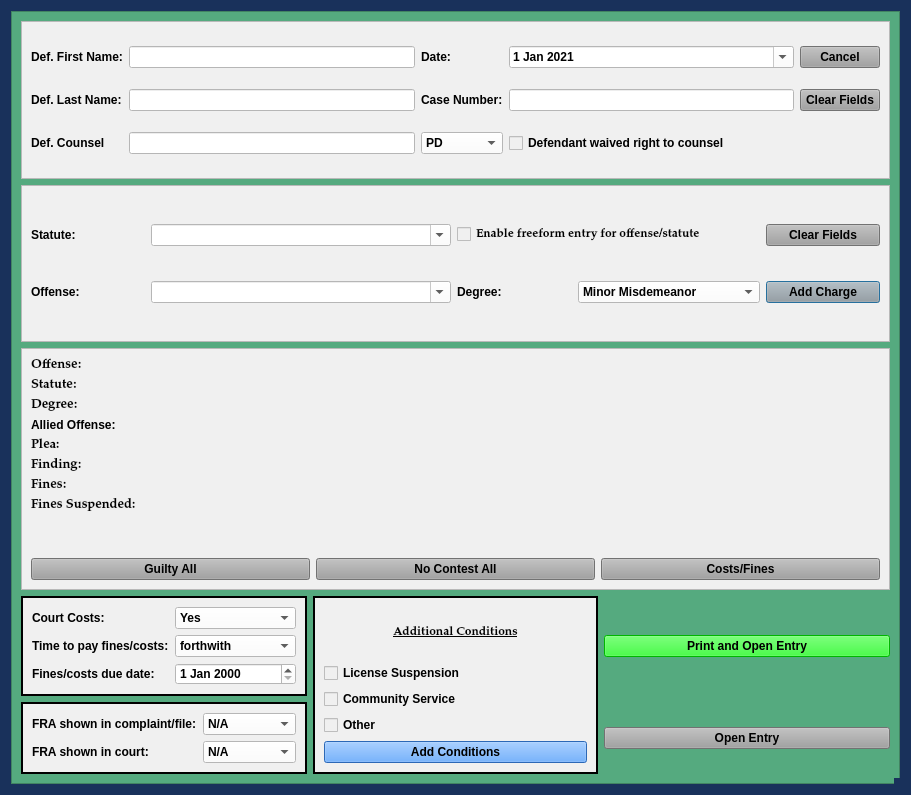
HunterProgram22/MuniEntry, file views/ui/NoJailPleaDialog.ui: the form before one commit.
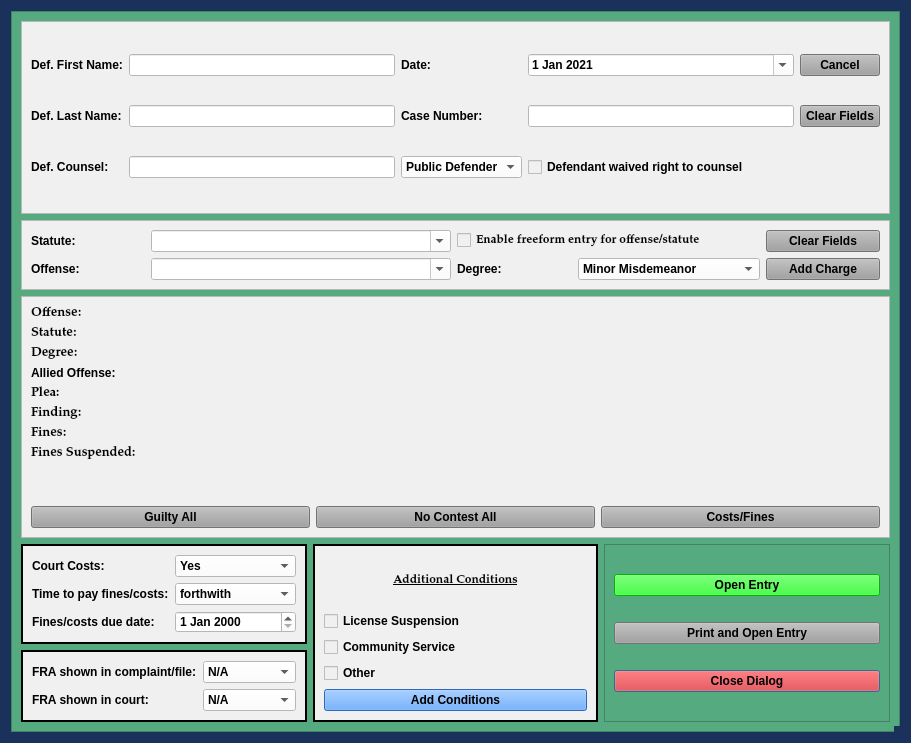
The form after the commit.

Commit message: Updated templates and jail and no jail ui.

What changed in the file:
```diff
--- a/views/ui/NoJailPleaDialog.ui
+++ b/views/ui/NoJailPleaDialog.ui
@@ -10,7 +10,7 @@
     <x>0</x>
     <y>0</y>
     <width>911</width>
-    <height>795</height>
+    <height>743</height>
    </rect>
   </property>
   <property name="sizePolicy">
@@ -162,11 +162,235 @@
        <rect>
         <x>0</x>
         <y>0</y>
-        <width>889</width>
-        <height>773</height>
+        <width>891</width>
+        <height>723</height>
        </rect>
       </property>
-      <layout class="QGridLayout" name="gridLayout_4">
+      <layout class="QGridLayout" name="gridLayout_4" rowstretch="1,0,0,0,0,0,0,0,0">
+       <item row="0" column="0" colspan="3">
+        <widget class="QFrame" name="case_name_Frame">
+         <property name="sizePolicy">
+          <sizepolicy hsizetype="Preferred" vsizetype="Preferred">
+           <horstretch>0</horstretch>
+           <verstretch>0</verstretch>
+          </sizepolicy>
+         </property>
+         <property name="styleSheet">
+          <string notr="true">background-color: rgb(240, 240, 240);</string>
+         </property>
+         <property name="frameShape">
+          <enum>QFrame::StyledPanel</enum>
+         </property>
+         <property name="frameShadow">
+          <enum>QFrame::Raised</enum>
+         </property>
+         <layout class="QGridLayout" name="gridLayout">
+          <item row="1" column="4">
+           <widget class="QPushButton" name="clear_fields_case_Button">
+            <property name="focusPolicy">
+             <enum>Qt::NoFocus</enum>
+            </property>
+            <property name="styleSheet">
+             <string notr="true">background-color: rgb(160, 160, 160);</string>
+            </property>
+            <property name="text">
+             <string>Clear Fields</string>
+            </property>
+           </widget>
+          </item>
+          <item row="0" column="1">
+           <widget class="QLineEdit" name="defendant_first_name_lineEdit">
+            <property name="maximumSize">
+             <size>
+              <width>500</width>
+              <height>16777215</height>
+             </size>
+            </property>
+            <property name="styleSheet">
+             <string notr="true">background-color: rgb(255, 255, 255);</string>
+            </property>
+           </widget>
+          </item>
+          <item row="0" column="0">
+           <widget class="QLabel" name="label">
+            <property name="text">
+             <string>Def. First Name:</string>
+            </property>
+           </widget>
+          </item>
+          <item row="0" column="2">
+           <widget class="QLabel" name="label_26">
+            <property name="text">
+             <string>Date:</string>
+            </property>
+           </widget>
+          </item>
+          <item row="0" column="3">
+           <widget class="QDateEdit" name="plea_trial_date">
+            <property name="focusPolicy">
+             <enum>Qt::NoFocus</enum>
+            </property>
+            <property name="styleSheet">
+             <string notr="true">background-color: rgb(255, 255, 255);</string>
+            </property>
+            <property name="minimumDate">
+             <date>
+              <year>2021</year>
+              <month>1</month>
+              <day>1</day>
+             </date>
+            </property>
+            <property name="calendarPopup">
+             <bool>true</bool>
+            </property>
+            <property name="date">
+             <date>
+              <year>2021</year>
+              <month>1</month>
+              <day>1</day>
+             </date>
+            </property>
+           </widget>
+          </item>
+          <item row="1" column="0">
+           <widget class="QLabel" name="label_2">
+            <property name="text">
+             <string>Def. Last Name:</string>
+            </property>
+           </widget>
+          </item>
+          <item row="0" column="4">
+           <widget class="QPushButton" name="cancel_Button">
+            <property name="focusPolicy">
+             <enum>Qt::NoFocus</enum>
+            </property>
+            <property name="styleSheet">
+             <string notr="true">background-color: rgb(160, 160, 160);</string>
+            </property>
+            <property name="text">
+             <string>Cancel</string>
+            </property>
+           </widget>
+          </item>
+          <item row="1" column="2">
+           <widget class="QLabel" name="label_3">
+            <property name="text">
+             <string>Case Number:</string>
+            </property>
+           </widget>
+          </item>
+          <item row="1" column="3">
+           <widget class="QLineEdit" name="case_number_lineEdit">
+            <property name="maximumSize">
+             <size>
+              <width>500</width>
+              <height>16777215</height>
+             </size>
+            </property>
+            <property name="styleSheet">
+             <string notr="true">background-color: rgb(255, 255, 255);</string>
+            </property>
+           </widget>
+          </item>
+          <item row="1" column="1">
+           <widget class="QLineEdit" name="defendant_last_name_lineEdit">
+            <property name="enabled">
+             <bool>true</bool>
+            </property>
+            <property name="styleSheet">
+             <string notr="true">background-color: rgb(255, 255, 255);</string>
+            </property>
+           </widget>
+          </item>
+          <item row="3" column="0">
+           <widget class="QLabel" name="label_8">
+            <property name="text">
+             <string>Def. Counsel:</string>
+            </property>
+           </widget>
+          </item>
+          <item row="3" column="1">
+           <widget class="QLineEdit" name="defense_counsel_name">
+            <property name="styleSheet">
+             <string notr="true">background-color: rgb(255, 255, 255);</string>
+            </property>
+           </widget>
+          </item>
+          <item row="3" column="2">
+           <widget class="QComboBox" name="defense_counsel_type_box">
+            <property name="styleSheet">
+             <string notr="true">background-color: rgb(255, 255, 255);</string>
+            </property>
+            <item>
+             <property name="text">
+              <string>Public Defender</string>
+             </property>
+            </item>
+            <item>
+             <property name="text">
+              <string>Private</string>
+             </property>
+            </item>
+           </widget>
+          </item>
+          <item row="3" column="3">
+           <widget class="QCheckBox" name="defense_counsel_waived_checkBox">
+            <property name="text">
+             <string>Defendant waived right to counsel</string>
+            </property>
+           </widget>
+          </item>
+         </layout>
+        </widget>
+       </item>
+       <item row="3" column="2" rowspan="4">
+        <widget class="QFrame" name="frame_2">
+         <property name="frameShape">
+          <enum>QFrame::StyledPanel</enum>
+         </property>
+         <property name="frameShadow">
+          <enum>QFrame::Raised</enum>
+         </property>
+         <layout class="QGridLayout" name="gridLayout_6">
+          <item row="0" column="0">
+           <widget class="QPushButton" name="create_entry_Button">
+            <property name="styleSheet">
+             <string notr="true">background-color: rgb(0, 255, 0);</string>
+            </property>
+            <property name="text">
+             <string>Open Entry</string>
+            </property>
+            <property name="autoDefault">
+             <bool>false</bool>
+            </property>
+           </widget>
+          </item>
+          <item row="1" column="0">
+           <widget class="QPushButton" name="print_entry_Button">
+            <property name="styleSheet">
+             <string notr="true">background-color: rgb(160, 160, 160);</string>
+            </property>
+            <property name="text">
+             <string>Print and Open Entry</string>
+            </property>
+            <property name="autoDefault">
+             <bool>false</bool>
+            </property>
+           </widget>
+          </item>
+          <item row="2" column="0">
+           <widget class="QPushButton" name="pushButton">
+            <property name="styleSheet">
+             <string notr="true">background-color: rgb(255, 0, 0);</string>
+            </property>
+            <property name="text">
+             <string>Close Dialog</string>
+            </property>
+           </widget>
+          </item>
+         </layout>
+        </widget>
+       </item>
        <item row="2" column="0" colspan="3">
         <widget class="QFrame" name="frame">
          <property name="sizePolicy">
@@ -392,8 +616,8 @@
          </layout>
         </widget>
        </item>
-       <item row="0" column="0" colspan="3">
-        <widget class="QFrame" name="case_name_Frame">
+       <item row="6" column="0">
+        <widget class="QFrame" name="frame_7">
          <property name="sizePolicy">
           <sizepolicy hsizetype="Preferred" vsizetype="Preferred">
            <horstretch>0</horstretch>
@@ -404,151 +628,52 @@
           <string notr="true">background-color: rgb(240, 240, 240);</string>
          </property>
          <property name="frameShape">
-          <enum>QFrame::StyledPanel</enum>
+          <enum>QFrame::Box</enum>
          </property>
          <property name="frameShadow">
-          <enum>QFrame::Raised</enum>
+          <enum>QFrame::Plain</enum>
          </property>
-         <layout class="QGridLayout" name="gridLayout">
-          <item row="1" column="1">
-           <widget class="QLineEdit" name="defendant_last_name_lineEdit">
-            <property name="enabled">
-             <bool>true</bool>
-            </property>
-            <property name="styleSheet">
-             <string notr="true">background-color: rgb(255, 255, 255);</string>
-            </property>
-           </widget>
-          </item>
-          <item row="0" column="0">
-           <widget class="QLabel" name="label">
-            <property name="text">
-             <string>Def. First Name:</string>
-            </property>
-           </widget>
-          </item>
+         <property name="lineWidth">
+          <number>2</number>
+         </property>
+         <layout class="QFormLayout" name="formLayout_2">
           <item row="0" column="1">
-           <widget class="QLineEdit" name="defendant_first_name_lineEdit">
-            <property name="maximumSize">
-             <size>
-              <width>500</width>
-              <height>16777215</height>
-             </size>
-            </property>
+           <widget class="QComboBox" name="fra_in_file_box">
             <property name="styleSheet">
              <string notr="true">background-color: rgb(255, 255, 255);</string>
             </property>
+            <item>
+             <property name="text">
+              <string>N/A</string>
+             </property>
+            </item>
+            <item>
+             <property name="text">
+              <string>Yes</string>
+             </property>
+            </item>
+            <item>
+             <property name="text">
+              <string>No</string>
+             </property>
+            </item>
            </widget>
           </item>
           <item row="1" column="0">
-           <widget class="QLabel" name="label_2">
+           <widget class="QLabel" name="label_22">
             <property name="text">
-             <string>Def. Last Name:</string>
+             <string>FRA shown in court:</string>
             </property>
            </widget>
           </item>
-          <item row="0" column="3">
-           <widget class="QDateEdit" name="plea_trial_date">
-            <property name="focusPolicy">
-             <enum>Qt::NoFocus</enum>
-            </property>
+          <item row="1" column="1">
+           <widget class="QComboBox" name="fra_in_court_box">
             <property name="styleSheet">
              <string notr="true">background-color: rgb(255, 255, 255);</string>
             </property>
-            <property name="minimumDate">
-             <date>
-              <year>2021</year>
-              <month>1</month>
-              <day>1</day>
-             </date>
-            </property>
-            <property name="calendarPopup">
-             <bool>true</bool>
-            </property>
-            <property name="date">
-             <date>
-              <year>2021</year>
-              <month>1</month>
-              <day>1</day>
-             </date>
-            </property>
-           </widget>
-          </item>
-          <item row="0" column="2">
-           <widget class="QLabel" name="label_26">
-            <property name="text">
-             <string>Date:</string>
-            </property>
-           </widget>
-          </item>
-          <item row="1" column="4">
-           <widget class="QPushButton" name="clear_fields_case_Button">
-            <property name="focusPolicy">
-             <enum>Qt::NoFocus</enum>
-            </property>
-            <property name="styleSheet">
-             <string notr="true">background-color: rgb(160, 160, 160);</string>
-            </property>
-            <property name="text">
-             <string>Clear Fields</string>
-            </property>
-           </widget>
-          </item>
-          <item row="1" column="3">
-           <widget class="QLineEdit" name="case_number_lineEdit">
-            <property name="maximumSize">
-             <size>
-              <width>500</width>
-              <height>16777215</height>
-             </size>
-            </property>
-            <property name="styleSheet">
-             <string notr="true">background-color: rgb(255, 255, 255);</string>
-            </property>
-           </widget>
-          </item>
-          <item row="0" column="4">
-           <widget class="QPushButton" name="cancel_Button">
-            <property name="focusPolicy">
-             <enum>Qt::NoFocus</enum>
-            </property>
-            <property name="styleSheet">
-             <string notr="true">background-color: rgb(160, 160, 160);</string>
-            </property>
-            <property name="text">
-             <string>Cancel</string>
-            </property>
-           </widget>
-          </item>
-          <item row="1" column="2">
-           <widget class="QLabel" name="label_3">
-            <property name="text">
-             <string>Case Number:</string>
-            </property>
-           </widget>
-          </item>
-          <item row="3" column="0">
-           <widget class="QLabel" name="label_8">
-            <property name="text">
-             <string>Def. Counsel</string>
-            </property>
-           </widget>
-          </item>
-          <item row="3" column="1">
-           <widget class="QLineEdit" name="defense_counsel_name">
-            <property name="styleSheet">
-             <string notr="true">background-color: rgb(255, 255, 255);</string>
-            </property>
-           </widget>
-          </item>
-          <item row="3" column="2">
-           <widget class="QComboBox" name="defense_counsel_type_box">
-            <property name="styleSheet">
-             <string notr="true">background-color: rgb(255, 255, 255);</string>
-            </property>
             <item>
              <property name="text">
-              <string>PD</string>
+              <string>N/A</string>
              </property>
             </item>
             <item>
@@ -558,10 +683,10 @@
             </item>
            </widget>
           </item>
-          <item row="3" column="3" colspan="2">
-           <widget class="QCheckBox" name="defense_counsel_waived_checkBox">
+          <item row="0" column="0">
+           <widget class="QLabel" name="label_21">
             <property name="text">
-             <string>Defendant waived right to counsel</string>
+             <string>FRA shown in complaint/file:</string>
             </property>
            </widget>
           </item>
@@ -736,7 +861,93 @@
          </layout>
         </widget>
        </item>
-       <item row="3" column="0">
+       <item row="3" column="1" rowspan="4">
+        <widget class="QFrame" name="frame_6">
+         <property name="sizePolicy">
+          <sizepolicy hsizetype="Preferred" vsizetype="Preferred">
+           <horstretch>0</horstretch>
+           <verstretch>0</verstretch>
+          </sizepolicy>
+         </property>
+         <property name="styleSheet">
+          <string notr="true">background-color: rgb(240, 240, 240);
+font: 75 9pt &quot;Palatino Linotype&quot;;
+font-weight: bold;</string>
+         </property>
+         <property name="frameShape">
+          <enum>QFrame::Box</enum>
+         </property>
+         <property name="frameShadow">
+          <enum>QFrame::Plain</enum>
+         </property>
+         <property name="lineWidth">
+          <number>2</number>
+         </property>
+         <layout class="QGridLayout" name="gridLayout_5">
+          <item row="3" column="0">
+           <widget class="QCheckBox" name="other_conditions_checkBox">
+            <property name="enabled">
+             <bool>true</bool>
+            </property>
+            <property name="focusPolicy">
+             <enum>Qt::NoFocus</enum>
+            </property>
+            <property name="text">
+             <string>Other</string>
+            </property>
+           </widget>
+          </item>
+          <item row="1" column="0">
+           <widget class="QCheckBox" name="license_suspension_checkBox">
+            <property name="text">
+             <string>License Suspension</string>
+            </property>
+           </widget>
+          </item>
+          <item row="2" column="0">
+           <widget class="QCheckBox" name="community_service_checkBox">
+            <property name="text">
+             <string>Community Service</string>
+            </property>
+           </widget>
+          </item>
+          <item row="4" column="0">
+           <widget class="QPushButton" name="add_conditions_Button">
+            <property name="styleSheet">
+             <string notr="true">background-color: rgb(62, 146, 255)</string>
+            </property>
+            <property name="text">
+             <string>Add Conditions</string>
+            </property>
+            <property name="autoDefault">
+             <bool>false</bool>
+            </property>
+           </widget>
+          </item>
+          <item row="0" column="0">
+           <widget class="QLabel" name="label_24">
+            <property name="font">
+             <font>
+              <family>Palatino Linotype</family>
+              <pointsize>9</pointsize>
+              <weight>75</weight>
+              <italic>false</italic>
+              <bold>true</bold>
+              <underline>true</underline>
+             </font>
+            </property>
+            <property name="text">
+             <string>Additional Conditions</string>
+            </property>
+            <property name="alignment">
+             <set>Qt::AlignCenter</set>
+            </property>
+           </widget>
+          </item>
+         </layout>
+        </widget>
+       </item>
+       <item row="3" column="0" rowspan="3">
         <widget class="QFrame" name="frame_5">
          <property name="sizePolicy">
           <sizepolicy hsizetype="Preferred" vsizetype="Preferred">
@@ -832,200 +1043,6 @@
          </layout>
         </widget>
        </item>
-       <item row="3" column="2">
-        <widget class="QPushButton" name="print_entry_Button">
-         <property name="styleSheet">
-          <string notr="true">background-color: rgb(0, 255, 0);</string>
-         </property>
-         <property name="text">
-          <string>Print and Open Entry</string>
-         </property>
-         <property name="autoDefault">
-          <bool>false</bool>
-         </property>
-        </widget>
-       </item>
-       <item row="4" column="0">
-        <widget class="QFrame" name="frame_7">
-         <property name="sizePolicy">
-          <sizepolicy hsizetype="Preferred" vsizetype="Preferred">
-           <horstretch>0</horstretch>
-           <verstretch>0</verstretch>
-          </sizepolicy>
-         </property>
-         <property name="styleSheet">
-          <string notr="true">background-color: rgb(240, 240, 240);</string>
-         </property>
-         <property name="frameShape">
-          <enum>QFrame::Box</enum>
-         </property>
-         <property name="frameShadow">
-          <enum>QFrame::Plain</enum>
-         </property>
-         <property name="lineWidth">
-          <number>2</number>
-         </property>
-         <layout class="QFormLayout" name="formLayout_2">
-          <item row="0" column="0">
-           <widget class="QLabel" name="label_21">
-            <property name="text">
-             <string>FRA shown in complaint/file:</string>
-            </property>
-           </widget>
-          </item>
-          <item row="0" column="1">
-           <widget class="QComboBox" name="fra_in_file_box">
-            <property name="styleSheet">
-             <string notr="true">background-color: rgb(255, 255, 255);</string>
-            </property>
-            <item>
-             <property name="text">
-              <string>N/A</string>
-             </property>
-            </item>
-            <item>
-             <property name="text">
-              <string>Yes</string>
-             </property>
-            </item>
-            <item>
-             <property name="text">
-              <string>No</string>
-             </property>
-            </item>
-           </widget>
-          </item>
-          <item row="1" column="0">
-           <widget class="QLabel" name="label_22">
-            <property name="text">
-             <string>FRA shown in court:</string>
-            </property>
-           </widget>
-          </item>
-          <item row="1" column="1">
-           <widget class="QComboBox" name="fra_in_court_box">
-            <property name="styleSheet">
-             <string notr="true">background-color: rgb(255, 255, 255);</string>
-            </property>
-            <item>
-             <property name="text">
-              <string>N/A</string>
-             </property>
-            </item>
-            <item>
-             <property name="text">
-              <string>Yes</string>
-             </property>
-            </item>
-            <item>
-             <property name="text">
-              <string>No</string>
-             </property>
-            </item>
-           </widget>
-          </item>
-         </layout>
-        </widget>
-       </item>
-       <item row="3" column="1" rowspan="2">
-        <widget class="QFrame" name="frame_6">
-         <property name="sizePolicy">
-          <sizepolicy hsizetype="Preferred" vsizetype="Preferred">
-           <horstretch>0</horstretch>
-           <verstretch>0</verstretch>
-          </sizepolicy>
-         </property>
-         <property name="styleSheet">
-          <string notr="true">background-color: rgb(240, 240, 240);
-font: 75 9pt &quot;Palatino Linotype&quot;;
-font-weight: bold;</string>
-         </property>
-         <property name="frameShape">
-          <enum>QFrame::Box</enum>
-         </property>
-         <property name="frameShadow">
-          <enum>QFrame::Plain</enum>
-         </property>
-         <property name="lineWidth">
-          <number>2</number>
-         </property>
-         <layout class="QGridLayout" name="gridLayout_5">
-          <item row="0" column="0">
-           <widget class="QLabel" name="label_24">
-            <property name="font">
-             <font>
-              <family>Palatino Linotype</family>
-              <pointsize>9</pointsize>
-              <weight>75</weight>
-              <italic>false</italic>
-              <bold>true</bold>
-              <underline>true</underline>
-             </font>
-            </property>
-            <property name="text">
-             <string>Additional Conditions</string>
-            </property>
-            <property name="alignment">
-             <set>Qt::AlignCenter</set>
-            </property>
-           </widget>
-          </item>
-          <item row="1" column="0">
-           <widget class="QCheckBox" name="license_suspension_checkBox">
-            <property name="text">
-             <string>License Suspension</string>
-            </property>
-           </widget>
-          </item>
-          <item row="2" column="0">
-           <widget class="QCheckBox" name="community_service_checkBox">
-            <property name="text">
-             <string>Community Service</string>
-            </property>
-           </widget>
-          </item>
-          <item row="3" column="0">
-           <widget class="QCheckBox" name="other_conditions_checkBox">
-            <property name="enabled">
-             <bool>true</bool>
-            </property>
-            <property name="focusPolicy">
-             <enum>Qt::NoFocus</enum>
-            </property>
-            <property name="text">
-             <string>Other</string>
-            </property>
-           </widget>
-          </item>
-          <item row="4" column="0">
-           <widget class="QPushButton" name="add_conditions_Button">
-            <property name="styleSheet">
-             <string notr="true">background-color: rgb(62, 146, 255)</string>
-            </property>
-            <property name="text">
-             <string>Add Conditions</string>
-            </property>
-            <property name="autoDefault">
-             <bool>false</bool>
-            </property>
-           </widget>
-          </item>
-         </layout>
-        </widget>
-       </item>
-       <item row="4" column="2">
-        <widget class="QPushButton" name="create_entry_Button">
-         <property name="styleSheet">
-          <string notr="true">background-color: rgb(160, 160, 160);</string>
-         </property>
-         <property name="text">
-          <string>Open Entry</string>
-         </property>
-         <property name="autoDefault">
-          <bool>false</bool>
-         </property>
-        </widget>
-       </item>
       </layout>
      </widget>
     </widget>
```
Left out of the diff: 55 changed lines with no effect on the pictures. The commit also changes 12 other files.
